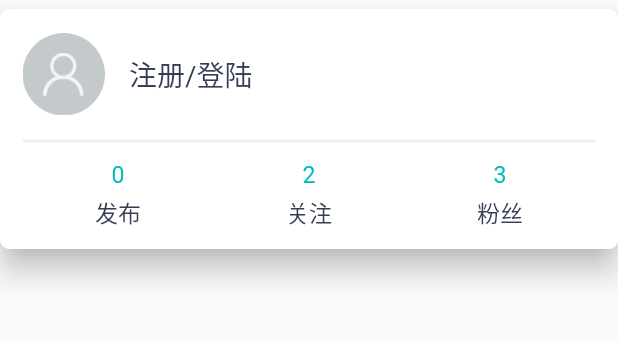
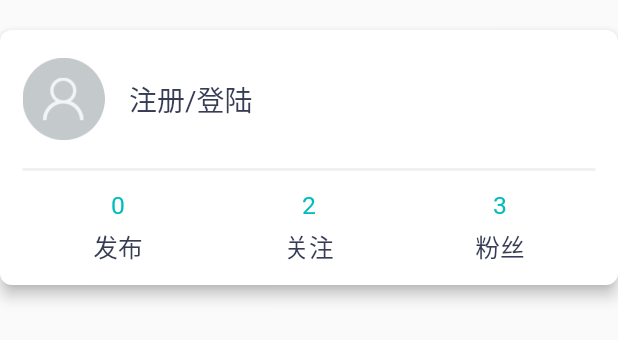
Before and after one commit to ddwhan0123/flutter_tutorial, a Flutter app: the MePageTitle widget shown alone on an empty page, opened directly, on a phone screen of 412 x 824 dp. Shown: the top 340 px of the screen. Run offline on Flutter 3.47's test engine with Material 2 defaults, Android fonts, the phone set to English and light mode, and no system bars; our stand-ins replace fluro, fluttertoast; missing offline and left inert: flustars; network calls fail; statements that could not run were skipped.

Commit message:
feat: 上传个人中心

```diff
--- a/lib/page/me/me_page_root.dart
+++ b/lib/page/me/me_page_root.dart
@@ -1,6 +1,7 @@
 import 'package:flutter/material.dart';
 import 'package:flutter_sample/base/page/base_stateful_page.dart';
 import 'package:flutter_sample/component/widget/common/dividing_line.dart';
+import 'package:flutter_sample/page/me/me_page_list.dart';
 import 'package:flutter_sample/page/me/me_page_title.dart';
 
 class MeComponent extends BaseStatefulPage {
@@ -21,7 +22,7 @@ class MeComponentState extends BasePageState {
         child: SingleChildScrollView(
       padding: const EdgeInsets.symmetric(horizontal: 25.0),
       child: Column(
-        children: <Widget>[new MePageTitle(), ],
+        children: <Widget>[new MePageTitle(), new MePageList()],
       ),
     ));
   }
--- a/lib/page/me/me_page_title.dart
+++ b/lib/page/me/me_page_title.dart
@@ -15,13 +15,14 @@ class MePageTitle extends BaseStatelessWidget {
   //头部为卡皮
   Widget renderCard(ScreenUtil screenInstance) {
     return new Card(
-        elevation: 8.0,
-        margin: EdgeInsets.only(top: 6,bottom: 20),
+        elevation: 4.0,
+        clipBehavior: Clip.antiAlias,
+        margin: EdgeInsets.only(top: 20,bottom: 20),
         shape: const RoundedRectangleBorder(
-            borderRadius: BorderRadius.all(Radius.circular(6.0))),
+            borderRadius: BorderRadius.all(Radius.circular(8.0))),
         child: new Container(
           padding: EdgeInsets.only(left: 15, right: 15),
-          height: 160,
+          height: 170,
           width: ScreenUtil.screenWidth,
           child: new Column(
             crossAxisAlignment: CrossAxisAlignment.start,
@@ -40,8 +41,8 @@ class MePageTitle extends BaseStatelessWidget {
       onTap: () => (showToast("点击了 用户头像")),
       child: new Container(
         padding: EdgeInsets.only(
-            top: screenInstance.setHeight(26),
-            bottom: screenInstance.setHeight(26)),
+            top: screenInstance.setHeight(30),
+            bottom: screenInstance.setHeight(30)),
         child: new Row(
           crossAxisAlignment: CrossAxisAlignment.center,
           children: <Widget>[
@@ -86,15 +87,15 @@ class MePageTitle extends BaseStatelessWidget {
               mainAxisAlignment: MainAxisAlignment.center,
               children: <Widget>[
                 new Container(
-                    margin: EdgeInsets.only(bottom: 4),
+                    margin: EdgeInsets.only(bottom: 6),
                     child: new Text(infoCount,
                         style: new TextStyle(
                             color: styles.ComponentStyle.APP_MAIN_COLOR,
-                            fontSize: screenInstance.setSp(28)))),
+                            fontSize: screenInstance.setSp(30)))),
                 new Text(infoTitle,
                     style: new TextStyle(
                         color: styles.ComponentStyle.TITLE_TEXT_COLOR,
-                        fontSize: screenInstance.setSp(28))),
+                        fontSize: screenInstance.setSp(30))),
               ],
             )));
   }
```
Also changed, not shown: lib/page/me/me_page_list.dart (added, +104 -0 lines), assets/images/icon_join.png (added), assets/images/my_reservation_icon.png (added), assets/images/personal_center_car_bill_icon.png (added), assets/images/personal_center_car_order_icon.png (added), assets/images/personal_center_custom_service_icon.png (added), assets/images/personal_center_my_favorite_icon.png (added), assets/images/personal_center_my_qrcode_icon.png (added), assets/images/personal_center_my_voucher_icon.png (added), assets/images/personal_center_nio_value_icon.png (added), assets/images/personal_center_setting_icon.png (added), 11 other files.
